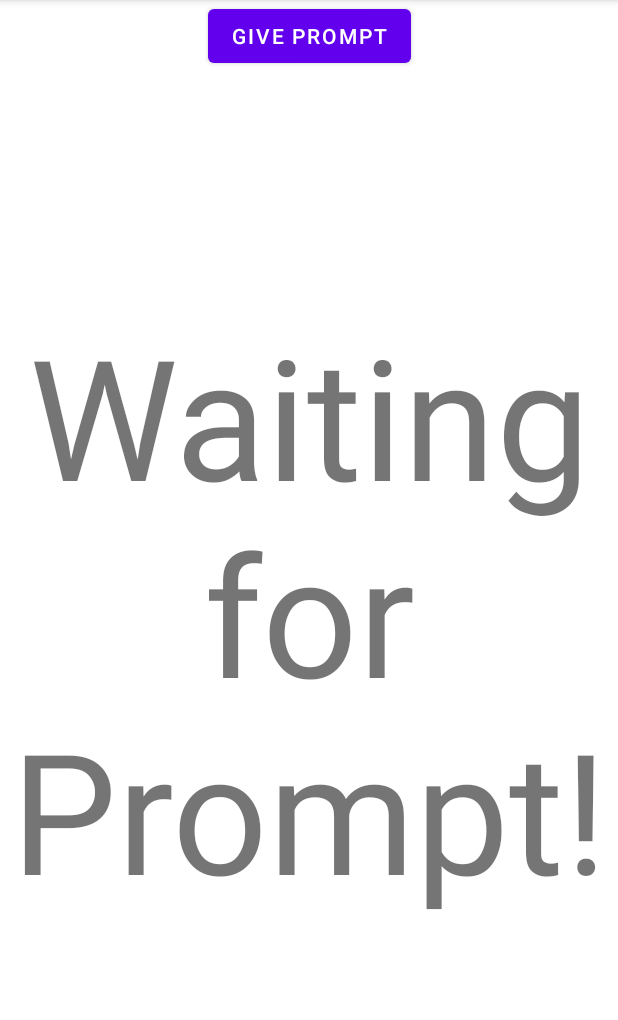
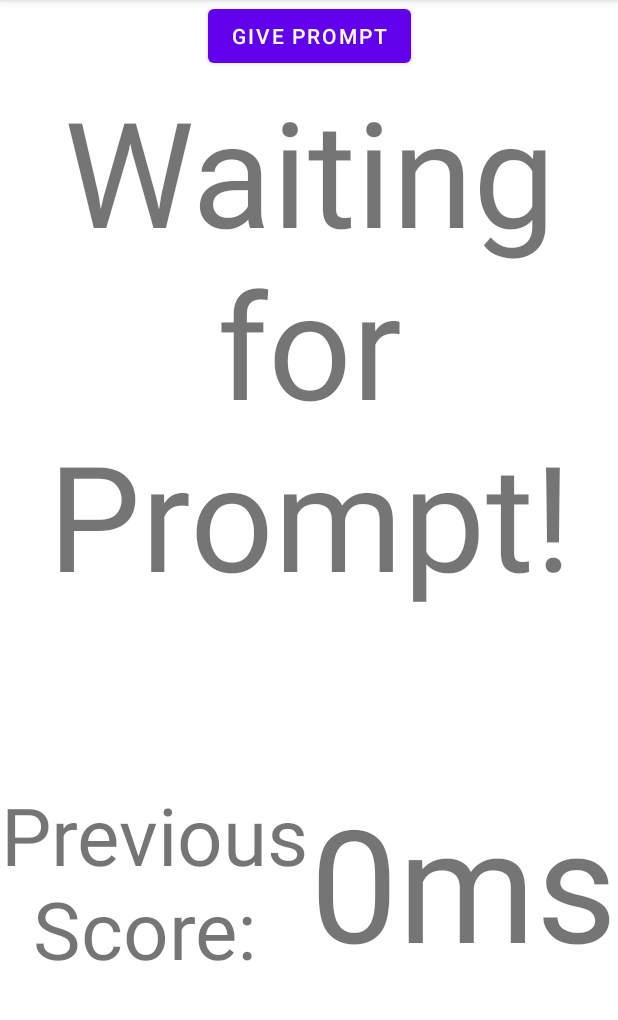
Before and after one commit to Benjamin-Dippold/Bop-It, an Android app: the screen it shows after launch (MainActivity), on a phone screen of 412 x 824 dp, the part 84-1104 px from its top. Run offline under Robolectric (Android 15) with nearby library versions, the phone set to English and light mode, and no system bars.

Commit message:
Moved the Readout of the taken to to the waiting screen.
to avoid delays between Toasts.

```diff
--- a/app/src/main/java/at/iver/bop_it/WaitingFragment.java
+++ b/app/src/main/java/at/iver/bop_it/WaitingFragment.java
@@ -5,17 +5,26 @@ import android.os.Bundle;
 import android.view.LayoutInflater;
 import android.view.View;
 import android.view.ViewGroup;
+import android.widget.TextView;
 import androidx.annotation.NonNull;
 import androidx.annotation.Nullable;
 import androidx.fragment.app.Fragment;
 
 public class WaitingFragment extends Fragment {
+    long takenTime = 0;
+
     @Nullable @Override
     public View onCreateView(
             @NonNull LayoutInflater inflater,
             @Nullable ViewGroup container,
             @Nullable Bundle savedInstanceState) {
-        return inflater.inflate(R.layout.waiting_screen, null, false);
+        View v = inflater.inflate(R.layout.waiting_screen, null, false);
+        ((TextView) v.findViewById(R.id.txtScore)).setText(takenTime + "ms");
+        return v;
+    }
+
+    public void setTakenTime(long takenTime) {
+        this.takenTime = takenTime;
     }
     // TODO: Maybe show current score while waiting.
 }
--- a/app/src/main/res/layout/waiting_screen.xml
+++ b/app/src/main/res/layout/waiting_screen.xml
@@ -7,7 +7,7 @@
 
     <TextView
         android:id="@+id/textView"
-        app:layout_constraintBottom_toBottomOf="parent"
+        app:layout_constraintBottom_toTopOf="@+id/textView2"
         app:layout_constraintEnd_toEndOf="parent"
         app:layout_constraintStart_toStartOf="parent"
         app:layout_constraintTop_toTopOf="parent"
@@ -16,4 +16,30 @@
         android:autoSizeTextType="uniform"
         android:gravity="center"
         android:text="Waiting for Prompt!" />
+
+    <TextView
+        android:id="@+id/textView2"
+        android:layout_width="0dp"
+        android:layout_height="0dp"
+        android:autoSizeTextType="uniform"
+        android:gravity="center"
+        android:maxLines="2"
+        android:text="Previous Score: "
+        app:layout_constraintBottom_toBottomOf="parent"
+        app:layout_constraintEnd_toStartOf="@+id/txtScore"
+        app:layout_constraintStart_toStartOf="parent"
+        app:layout_constraintTop_toBottomOf="@+id/textView" />
+
+    <TextView
+        android:id="@+id/txtScore"
+        android:layout_width="0dp"
+        android:layout_height="0dp"
+        android:autoSizeTextType="uniform"
+        android:gravity="center"
+        android:maxLines="1"
+        android:text="XXXXms "
+        app:layout_constraintBottom_toBottomOf="parent"
+        app:layout_constraintEnd_toEndOf="parent"
+        app:layout_constraintStart_toEndOf="@+id/textView2"
+        app:layout_constraintTop_toBottomOf="@+id/textView" />
 </androidx.constraintlayout.widget.ConstraintLayout>
```
Also changed, not shown: app/src/main/java/at/iver/bop_it/MainActivity.java (+17 -5 lines).
